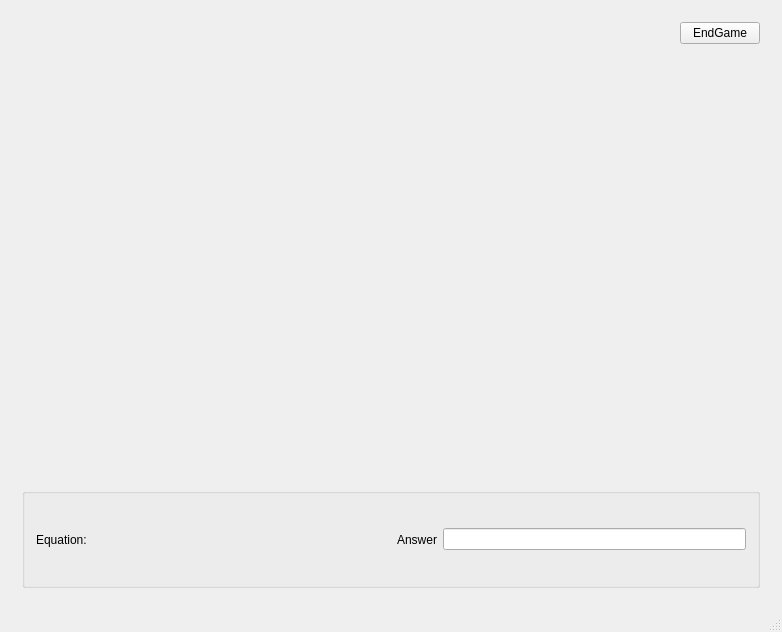
Old version of the form mainwindow.ui in the repository nphelpsiv/Education-App.
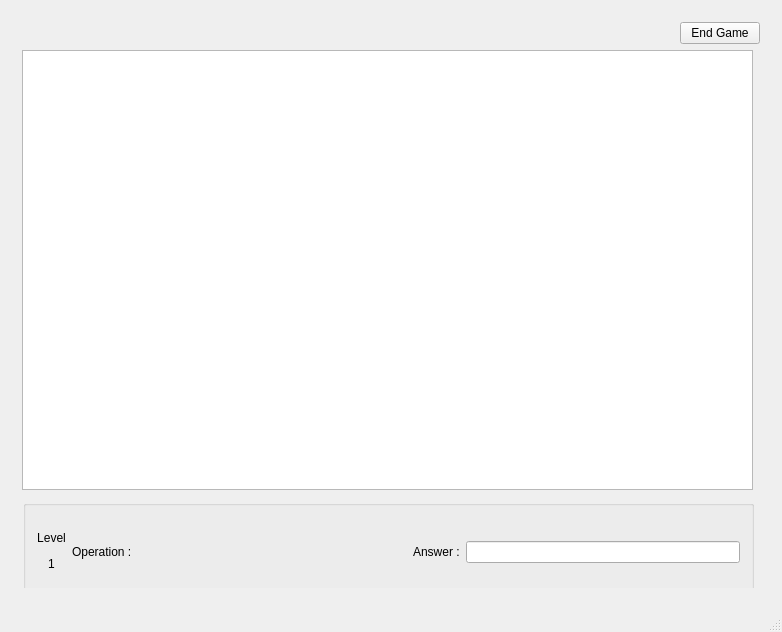
New version of the form.

Commit message: "Renamed Label object names, added Level Leve, inserted a QGraphics View and gave it a sky looking gradient."

What changed in the file:
```diff
--- a/mainwindow.ui
+++ b/mainwindow.ui
@@ -580,17 +580,34 @@
         <item alignment="Qt::AlignRight">
          <widget class="QPushButton" name="endGamePushButton">
           <property name="text">
-           <string>EndGame</string>
+           <string>End Game</string>
           </property>
          </widget>
         </item>
         <item>
          <widget class="QWidget" name="gameWidget" native="true">
-          <zorder>workPlaceGroupBox</zorder>
-         </widget>
-        </item>
-        <item>
+          <widget class="QGraphicsView" name="gameGraphicsView">
+           <property name="geometry">
+            <rect>
+             <x>0</x>
+             <y>0</y>
+             <width>731</width>
+             <height>440</height>
+            </rect>
+           </property>
+           <property name="styleSheet">
+            <string notr="true">border-color: rgb(255, 255, 255);</string>
+           </property>
+          </widget>
          <widget class="QGroupBox" name="workPlaceGroupBox">
+           <property name="geometry">
+            <rect>
+             <x>1</x>
+             <y>450</y>
+             <width>731</width>
+             <height>100</height>
+            </rect>
+           </property>
           <property name="maximumSize">
            <size>
             <width>16777215</width>
@@ -600,15 +617,36 @@
           <property name="title">
            <string/>
           </property>
-          <layout class="QHBoxLayout" name="horizontalLayout_4">
-           <item>
-            <widget class="QLabel" name="label">
+           <layout class="QGridLayout" name="gridLayout_8">
+            <item row="0" column="0" rowspan="3">
+             <widget class="QLabel" name="levelLabel">
              <property name="text">
-              <string>Equation:</string>
+               <string>&lt;html&gt;&lt;head/&gt;&lt;body&gt;&lt;p align=&quot;center&quot;&gt;Level&lt;/p&gt;&lt;p align=&quot;center&quot;&gt;1&lt;/p&gt;&lt;/body&gt;&lt;/html&gt;</string>
              </property>
             </widget>
            </item>
-           <item>
+            <item row="1" column="3">
+             <widget class="QLabel" name="answerLabel">
+              <property name="text">
+               <string>Answer :</string>
+              </property>
+             </widget>
+            </item>
+            <item row="1" column="5">
+             <widget class="QLineEdit" name="answerLineEdit">
+              <property name="inputMask">
+               <string/>
+              </property>
+             </widget>
+            </item>
+            <item row="1" column="1">
+             <widget class="QLabel" name="operationLabel">
+              <property name="text">
+               <string>Operation :</string>
+              </property>
+             </widget>
+            </item>
+            <item row="1" column="2">
             <spacer name="horizontalSpacer_16">
              <property name="orientation">
               <enum>Qt::Horizontal</enum>
@@ -621,17 +659,14 @@
              </property>
             </spacer>
            </item>
-           <item>
-            <widget class="QLabel" name="label_2">
-             <property name="text">
-              <string>Answer</string>
-             </property>
-            </widget>
-           </item>
-           <item>
-            <widget class="QLineEdit" name="lineEdit"/>
-           </item>
-          </layout>
+           </layout>
+          </widget>
+          <zorder>operationLabel</zorder>
+          <zorder>horizontalSpacer_16</zorder>
+          <zorder>answerLabel</zorder>
+          <zorder>answerLineEdit</zorder>
+          <zorder>gameGraphicsView</zorder>
+          <zorder>workPlaceGroupBox</zorder>
          </widget>
         </item>
        </layout>
```
Lines whose indentation alone changed are shown as unchanged.
